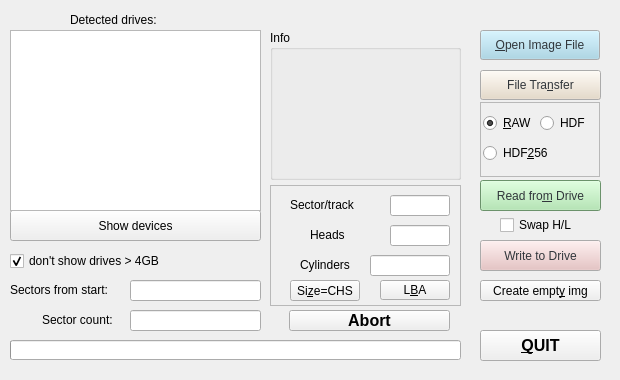
Above: drimgwidgetbase.ui from frankheisig71/drimg before the change. Below: the same form after it.
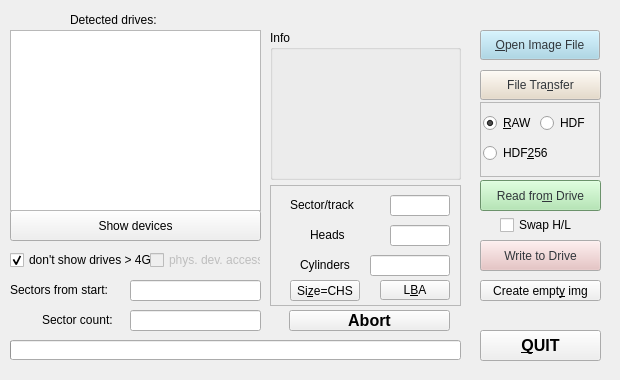
That is the form after the change. Icons and pictures are not drawn.

Commit message: push to version 0.93 Windows optional physical device access

Patch:
```diff
--- a/drimgwidgetbase.ui
+++ b/drimgwidgetbase.ui
@@ -1110,8 +1110,8 @@
     <rect>
      <x>10</x>
      <y>250</y>
-     <width>251</width>
-     <height>22</height>
+     <width>201</width>
+     <height>20</height>
     </rect>
    </property>
    <property name="text">
@@ -1567,6 +1567,22 @@
     </property>
    </widget>
   </widget>
+  <widget class="QCheckBox" name="physDrive">
+   <property name="enabled">
+    <bool>false</bool>
+   </property>
+   <property name="geometry">
+    <rect>
+     <x>150</x>
+     <y>250</y>
+     <width>111</width>
+     <height>20</height>
+    </rect>
+   </property>
+   <property name="text">
+    <string>phys. dev. access</string>
+   </property>
+  </widget>
  </widget>
  <layoutdefault spacing="6" margin="11"/>
  <resources>
```
Left out of the diff: 2 changed lines with no effect on the pictures. The commit also changes 4 other files.
